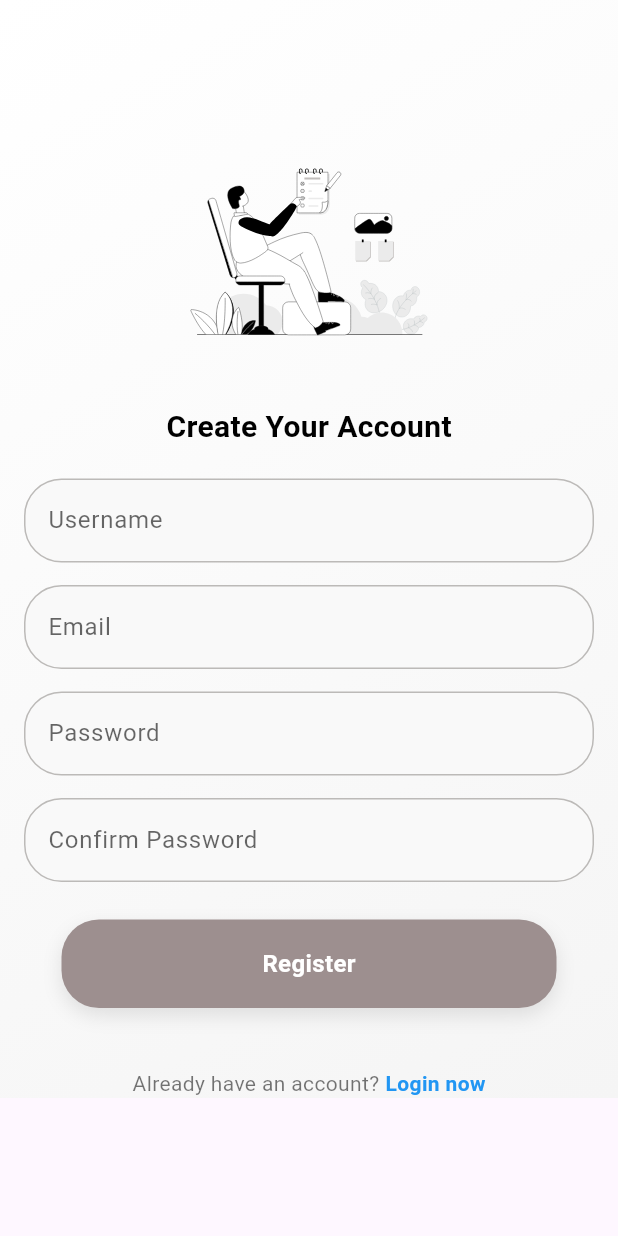
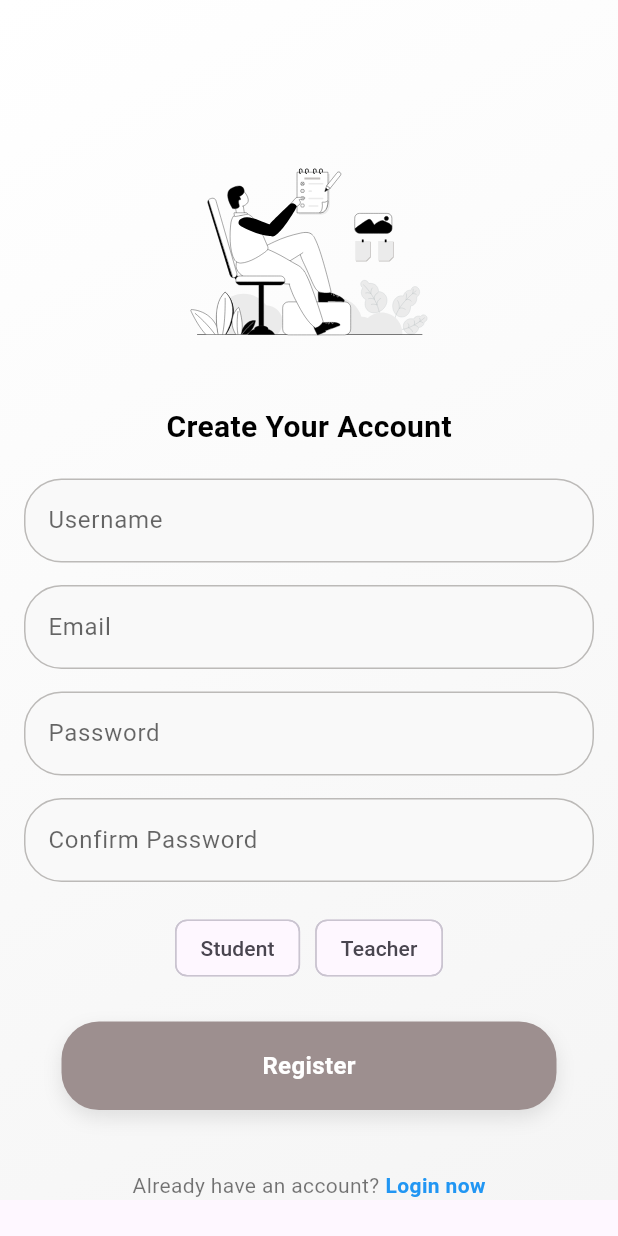
Before and after one commit to harishankar123456/iv_tracker, a Flutter app: the LoginPage screen opened by its route, after a tap on "Register now", on a phone screen of 412 x 824 dp. Run offline on Flutter 3.47's test engine with Material 3 defaults, Android fonts, the phone set to English and light mode, and no system bars; our stand-ins replace animate_do, cloud_firestore, firebase_auth, firebase_core, google_nav_bar, lottie; accounts and stored records are empty; network calls fail.

Commit message:
backend_fix_1

```diff
--- a/lib/main.dart
+++ b/lib/main.dart
@@ -3,7 +3,6 @@ import 'package:projects/components/splash_screen.dart';
 import './components/student_teacher.dart';
 import 'pages/login_page.dart';
 import 'pages/register_page.dart';
-
 import 'package:firebase_core/firebase_core.dart';
 import 'firebase_options.dart';
 import 'pages/teacher_home_page.dart'; // Import Teacher HomePage
--- a/lib/pages/login_page.dart
+++ b/lib/pages/login_page.dart
@@ -1,6 +1,6 @@
 import 'package:flutter/material.dart';
 import 'package:lottie/lottie.dart';
-import 'package:firebase_auth/firebase_auth.dart'; // Firebase authentication package
+import 'package:firebase_auth/firebase_auth.dart';
 import 'register_page.dart';
 import '../components/my_button.dart';
 import '../components/my_textfield.dart';
@@ -12,36 +12,47 @@ class LoginPage extends StatelessWidget {
 
   LoginPage({super.key, required this.role});
 
-  // Text editing controllers
   final emailController = TextEditingController();
   final passwordController = TextEditingController();
-
-  // Firebase authentication instance
   final FirebaseAuth _auth = FirebaseAuth.instance;
 
-  // Sign user in method
   Future<void> signUserIn(BuildContext context) async {
     final email = emailController.text.trim();
     final password = passwordController.text.trim();
 
     try {
-      // Firebase sign-in logic
       UserCredential userCredential =
           await FirebaseAuth.instance.signInWithEmailAndPassword(
         email: email,
         password: password,
       );
+
       if (userCredential.user?.emailVerified ?? false) {
-        // Email is verified, proceed to home page
+        // Fetch user role from Firestore
+        DocumentSnapshot userDoc = await FirebaseFirestore.instance
+            .collection('users')
+            .doc(userCredential.user!.uid)
+            .get();
+
+        String actualRole = userDoc.get('role');
+
+        if (actualRole != role) {
+          ScaffoldMessenger.of(context).showSnackBar(
+            SnackBar(
+              content: Text("This account belongs to $actualRole"),
+              backgroundColor: Colors.red,
+            ),
+          );
+          return;
+        }
+
+        // Navigate to appropriate home page
         if (role == 'teacher') {
-          Navigator.pushReplacementNamed(
-              context, '/teacher_home_page'); // Teacher homepage route
+          Navigator.pushReplacementNamed(context, '/teacher_home');
         } else if (role == 'student') {
-          Navigator.pushReplacementNamed(
-              context, '/student_home_page'); // Student homepage route
+          Navigator.pushReplacementNamed(context, '/student_home');
         }
       } else {
-        // Email is not verified
         ScaffoldMessenger.of(context).showSnackBar(
           SnackBar(
             content: const Text('Please verify your email before logging in.'),
@@ -50,7 +61,6 @@ class LoginPage extends StatelessWidget {
         );
       }
     } on FirebaseAuthException catch (e) {
-      // Handle Firebase-specific errors
       String errorMessage = '';
       if (e.code == 'invalid-credential') {
         errorMessage = "Incorrect credentials, please try again.";
@@ -69,7 +79,6 @@ class LoginPage extends StatelessWidget {
         ),
       );
     } catch (e) {
-      // Handle general errors
       ScaffoldMessenger.of(context).showSnackBar(
         SnackBar(
           content: Text("An unexpected error occurred: $e"),
@@ -82,13 +91,13 @@ class LoginPage extends StatelessWidget {
   @override
   Widget build(BuildContext context) {
     return Scaffold(
-      backgroundColor: const Color(0xFFF9F9F9), // Dominant white background
+      backgroundColor: const Color(0xFFF9F9F9),
       body: Container(
         decoration: const BoxDecoration(
           gradient: LinearGradient(
             colors: [
-              Color(0xFFF9F9F9), // White
-              Color(0xFFBCBAB8), // Light Gray
+              Color(0xFFF9F9F9),
+              Color(0xFFBCBAB8),
             ],
             begin: Alignment.topLeft,
             end: Alignment.bottomRight,
@@ -103,48 +112,35 @@ class LoginPage extends StatelessWidget {
                   mainAxisAlignment: MainAxisAlignment.center,
                   children: [
                     const SizedBox(height: 50),
-
-                    // Lottie animation
                     Lottie.asset(
                       'assets/animations/Animation - 1736879941396.json',
                       height: 120,
                       width: 120,
                       fit: BoxFit.cover,
                     ),
-
                     const SizedBox(height: 30),
-
-                    // Welcome message
                     Text(
                       role == 'student'
                           ? 'Welcome back, dear Student!'
                           : 'Welcome back, respected Teacher!',
                       style: const TextStyle(
-                        color: Color(0xFF625757), // Accent dark gray
+                        color: Color(0xFF625757),
                         fontSize: 20,
                         fontWeight: FontWeight.bold,
                       ),
                       textAlign: TextAlign.center,
                     ),
-
                     const SizedBox(height: 20),
-
-                    // Email textfield
                     MyTextField(
                       controller: emailController,
                       hintText: 'Email',
                       obscureText: false,
-                      backgroundColor:
-                          const Color(0xFFF9F9F9), // White background
-                      textColor: const Color(0xFF625757), // Dark gray
-                      borderColor:
-                          const Color(0xFFBCBAB8), // Subtle gray border
+                      backgroundColor: const Color(0xFFF9F9F9),
+                      textColor: const Color(0xFF625757),
+                      borderColor: const Color(0xFFBCBAB8),
                       borderRadius: 25,
                     ),
-
                     const SizedBox(height: 15),
-
-                    // Password textfield
                     MyTextField(
                       controller: passwordController,
                       hintText: 'Password',
@@ -154,28 +150,11 @@ class LoginPage extends StatelessWidget {
                       borderColor: const Color(0xFFBCBAB8),
                       borderRadius: 25,
                     ),
-
-                    const SizedBox(height: 10),
-
-                    // Forgot password
-                    Align(
-                      alignment: Alignment.centerRight,
-                      child: Text(
-                        'Forgot Password?',
-                        style: TextStyle(
-                          color: const Color(0xFF9D8F8F),
-                          fontWeight: FontWeight.w500,
-                        ),
-                      ),
-                    ),
-
                     const SizedBox(height: 25),
-
-                    // Sign in button
                     MyButton(
                       onTap: () => signUserIn(context),
                       text: 'Sign In',
-                      backgroundColor: const Color(0xFF9D8F8F), // Accent color
+                      backgroundColor: const Color(0xFF9D8F8F),
                       textColor: Colors.white,
                       borderRadius: 25,
                       shadowColor: const Color(0xFF625757).withOpacity(0.2),
--- a/lib/pages/register_page.dart
+++ b/lib/pages/register_page.dart
@@ -5,14 +5,23 @@ import '../components/my_button.dart';
 import '../components/my_textfield.dart';
 import 'package:cloud_firestore/cloud_firestore.dart';
 
-class RegisterPage extends StatelessWidget {
+class RegisterPage extends StatefulWidget {
+  // Converted to StatefulWidget
   RegisterPage({super.key});
 
+  @override
+  _RegisterPageState createState() => _RegisterPageState();
+}
+
+class _RegisterPageState extends State<RegisterPage> {
   // Text editing controllers
   final usernameController = TextEditingController();
   final emailController = TextEditingController();
   final passwordController = TextEditingController();
   final confirmPasswordController = TextEditingController();
+
+  // Selected Role (Default: Student)
+  String selectedRole = 'Student';
 
   // Method to show a pop-up dialog
   void showPopup(BuildContext context, String message, bool isSuccess) {
@@ -107,10 +116,11 @@ class RegisterPage extends StatelessWidget {
 
       await FirebaseFirestore.instance
           .collection('users')
-          .doc(userCredential.user?.uid)
+          .doc(userCredential.user!.uid)
           .set({
         'username': usernameController.text.trim(),
         'email': emailController.text.trim(),
+        'role': selectedRole, // 🚀 **Modified: Added role to Firestore**
         'createdAt': Timestamp.now(),
       });
     } catch (e) {
@@ -207,6 +217,34 @@ class RegisterPage extends StatelessWidget {
                     borderRadius: 25,
                   ),
 
+                  const SizedBox(height: 20),
+
+                  // Role Selector
+                  Row(
+                    mainAxisAlignment: MainAxisAlignment.center,
+                    children: [
+                      ChoiceChip(
+                        label: const Text('Student'),
+                        selected: selectedRole == 'student',
+                        onSelected: (isSelected) {
+                          setState(() {
+                            selectedRole = 'student';
+                          });
+                        },
+                      ),
+                      const SizedBox(width: 10),
+                      ChoiceChip(
+                        label: const Text('Teacher'),
+                        selected: selectedRole == 'teacher',
+                        onSelected: (isSelected) {
+                          setState(() {
+                            selectedRole = 'teacher';
+                          });
+                        },
+                      ),
+                    ],
+                  ),
+
                   const SizedBox(height: 25),
 
                   // Register button
```
